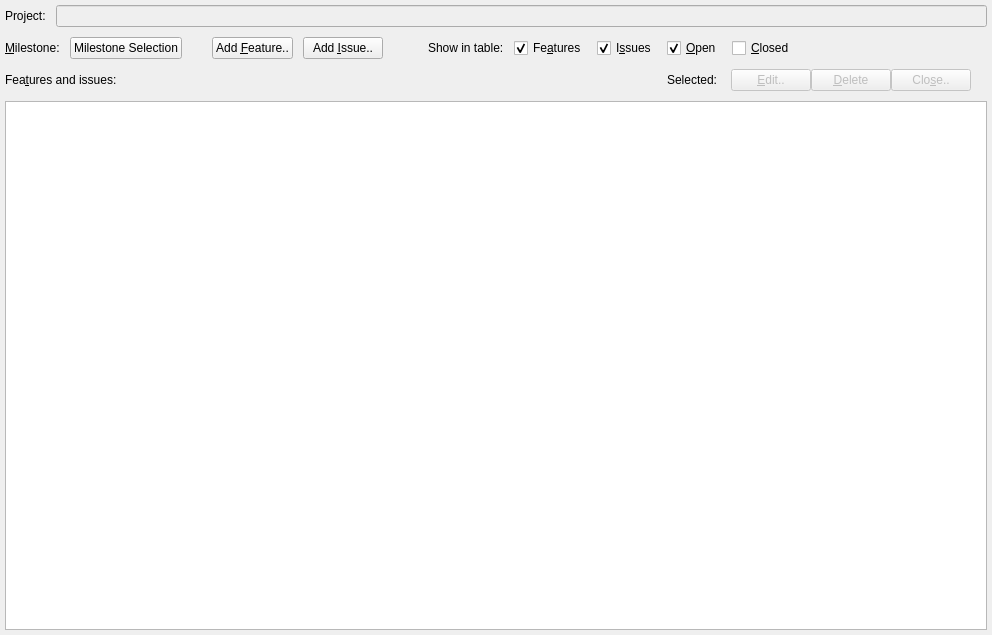
Before: the Qt Designer form forms/roadmap.ui in skriticos/nelia1, drawn with Qt 5.
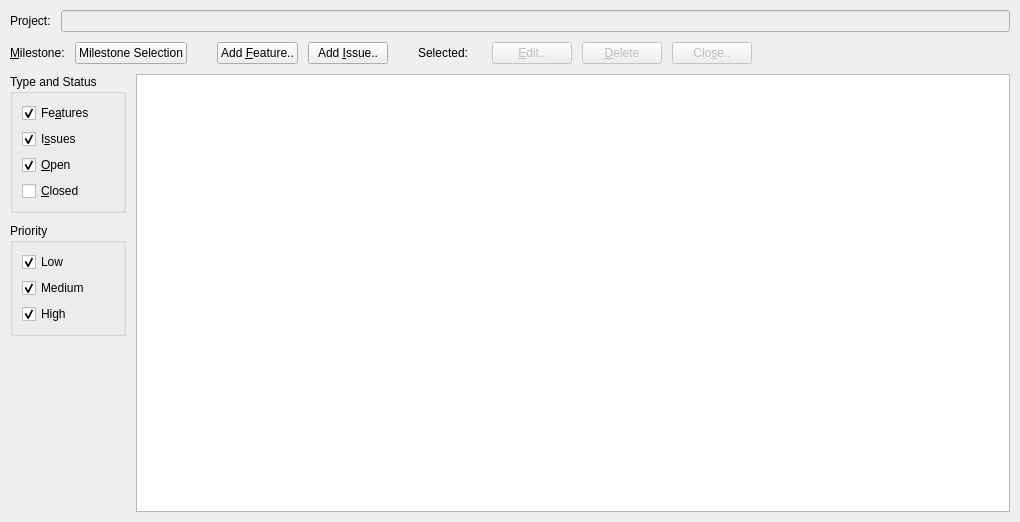
After: the same form once the commit is applied.

Commit message:
improved roadmap widget
- added low, medium, high priority filters
- re-organized widgets

Patch:
```diff
--- a/forms/roadmap.ui
+++ b/forms/roadmap.ui
@@ -6,21 +6,21 @@
    <rect>
     <x>0</x>
     <y>0</y>
-    <width>992</width>
-    <height>635</height>
+    <width>1020</width>
+    <height>522</height>
    </rect>
   </property>
   <property name="windowTitle">
    <string>Roadmap</string>
   </property>
-  <layout class="QGridLayout" name="gridLayout_8">
+  <layout class="QGridLayout" name="gridLayout_2">
    <property name="margin">
-    <number>5</number>
+    <number>10</number>
    </property>
    <property name="spacing">
     <number>10</number>
    </property>
-   <item row="0" column="0">
+   <item row="0" column="0" colspan="2">
     <widget class="QWidget" name="widget" native="true">
      <layout class="QGridLayout" name="gridLayout">
       <property name="margin">
@@ -52,15 +52,48 @@
      </layout>
     </widget>
    </item>
-   <item row="1" column="0">
+   <item row="1" column="0" colspan="2">
     <widget class="QWidget" name="widget_4" native="true">
-     <layout class="QGridLayout" name="gridLayout_2">
+     <layout class="QGridLayout" name="gridLayout_3">
       <property name="margin">
        <number>0</number>
       </property>
       <property name="spacing">
        <number>10</number>
       </property>
+      <item row="0" column="0">
+       <widget class="QLabel" name="label_2">
+        <property name="text">
+         <string>&amp;Milestone:</string>
+        </property>
+        <property name="buddy">
+         <cstring>push_milestone</cstring>
+        </property>
+       </widget>
+      </item>
+      <item row="0" column="1">
+       <widget class="QPushButton" name="push_milestone">
+        <property name="text">
+         <string>Milestone Selection</string>
+        </property>
+       </widget>
+      </item>
+      <item row="0" column="2">
+       <spacer name="horizontalSpacer">
+        <property name="orientation">
+         <enum>Qt::Horizontal</enum>
+        </property>
+        <property name="sizeType">
+         <enum>QSizePolicy::Fixed</enum>
+        </property>
+        <property name="sizeHint" stdset="0">
+         <size>
+          <width>20</width>
+          <height>20</height>
+         </size>
+        </property>
+       </spacer>
+      </item>
       <item row="0" column="3">
        <widget class="QPushButton" name="push_add_feature">
         <property name="text">
@@ -75,8 +108,8 @@
         </property>
        </widget>
       </item>
-      <item row="0" column="2">
-       <spacer name="horizontalSpacer">
+      <item row="0" column="5">
+       <spacer name="horizontalSpacer_2">
         <property name="orientation">
          <enum>Qt::Horizontal</enum>
         </property>
@@ -91,33 +124,75 @@
         </property>
        </spacer>
       </item>
-      <item row="0" column="0">
-       <widget class="QLabel" name="label_2">
-        <property name="text">
-         <string>&amp;Milestone:</string>
-        </property>
-        <property name="buddy">
-         <cstring>push_milestone</cstring>
-        </property>
-       </widget>
-      </item>
-      <item row="0" column="1">
-       <widget class="QPushButton" name="push_milestone">
-        <property name="text">
-         <string>Milestone Selection</string>
-        </property>
-       </widget>
-      </item>
       <item row="0" column="6">
-       <widget class="QWidget" name="widget_5" native="true">
-        <layout class="QGridLayout" name="gridLayout_3">
-         <property name="margin">
-          <number>0</number>
-         </property>
-         <property name="spacing">
-          <number>10</number>
-         </property>
-         <item row="0" column="1">
+       <widget class="QLabel" name="label_4">
+        <property name="text">
+         <string>Selected:    </string>
+        </property>
+       </widget>
+      </item>
+      <item row="0" column="7">
+       <widget class="QPushButton" name="push_edit">
+        <property name="enabled">
+         <bool>false</bool>
+        </property>
+        <property name="text">
+         <string>&amp;Edit..</string>
+        </property>
+       </widget>
+      </item>
+      <item row="0" column="8">
+       <widget class="QPushButton" name="push_delete">
+        <property name="enabled">
+         <bool>false</bool>
+        </property>
+        <property name="text">
+         <string>&amp;Delete</string>
+        </property>
+       </widget>
+      </item>
+      <item row="0" column="9">
+       <widget class="QPushButton" name="push_close">
+        <property name="enabled">
+         <bool>false</bool>
+        </property>
+        <property name="text">
+         <string>Clo&amp;se..</string>
+        </property>
+       </widget>
+      </item>
+      <item row="0" column="10">
+       <spacer name="horizontalSpacer_3">
+        <property name="orientation">
+         <enum>Qt::Horizontal</enum>
+        </property>
+        <property name="sizeHint" stdset="0">
+         <size>
+          <width>105</width>
+          <height>20</height>
+         </size>
+        </property>
+       </spacer>
+      </item>
+     </layout>
+    </widget>
+   </item>
+   <item row="2" column="0">
+    <widget class="QWidget" name="widget_3" native="true">
+     <layout class="QGridLayout" name="gridLayout_7">
+      <property name="margin">
+       <number>0</number>
+      </property>
+      <property name="spacing">
+       <number>10</number>
+      </property>
+      <item row="0" column="0">
+       <widget class="QGroupBox" name="groupBox">
+        <property name="title">
+         <string>Type and Status</string>
+        </property>
+        <layout class="QGridLayout" name="gridLayout_4">
+         <item row="0" column="0">
           <widget class="QCheckBox" name="check_feature">
            <property name="text">
             <string>Fe&amp;atures</string>
@@ -127,7 +202,7 @@
            </property>
           </widget>
          </item>
-         <item row="0" column="2">
+         <item row="1" column="0">
           <widget class="QCheckBox" name="check_issue">
            <property name="text">
             <string>I&amp;ssues</string>
@@ -137,7 +212,7 @@
            </property>
           </widget>
          </item>
-         <item row="0" column="3">
+         <item row="2" column="0">
           <widget class="QCheckBox" name="check_open">
            <property name="text">
             <string>&amp;Open</string>
@@ -147,178 +222,85 @@
            </property>
           </widget>
          </item>
-         <item row="0" column="4">
+         <item row="3" column="0">
           <widget class="QCheckBox" name="check_closed">
            <property name="text">
             <string>&amp;Closed</string>
            </property>
           </widget>
          </item>
-         <item row="0" column="0">
-          <widget class="QLabel" name="label_3">
-           <property name="text">
-            <string>Show in table:</string>
-           </property>
-          </widget>
-         </item>
-         <item row="0" column="5">
-          <spacer name="horizontalSpacer_4">
-           <property name="orientation">
-            <enum>Qt::Horizontal</enum>
-           </property>
-           <property name="sizeHint" stdset="0">
-            <size>
-             <width>40</width>
-             <height>20</height>
-            </size>
-           </property>
-          </spacer>
-         </item>
         </layout>
        </widget>
       </item>
-      <item row="0" column="5">
-       <spacer name="horizontalSpacer_2">
+      <item row="2" column="0">
+       <spacer name="verticalSpacer">
         <property name="orientation">
-         <enum>Qt::Horizontal</enum>
-        </property>
-        <property name="sizeType">
-         <enum>QSizePolicy::Fixed</enum>
+         <enum>Qt::Vertical</enum>
         </property>
         <property name="sizeHint" stdset="0">
          <size>
-          <width>35</width>
-          <height>20</height>
+          <width>20</width>
+          <height>149</height>
          </size>
         </property>
        </spacer>
       </item>
+      <item row="1" column="0">
+       <widget class="QGroupBox" name="groupBox_2">
+        <property name="title">
+         <string>Priority</string>
+        </property>
+        <layout class="QGridLayout" name="gridLayout_5">
+         <item row="0" column="0">
+          <widget class="QCheckBox" name="check_low">
+           <property name="text">
+            <string>Low</string>
+           </property>
+           <property name="checked">
+            <bool>true</bool>
+           </property>
+          </widget>
+         </item>
+         <item row="1" column="0">
+          <widget class="QCheckBox" name="check_medium">
+           <property name="text">
+            <string>Medium</string>
+           </property>
+           <property name="checked">
+            <bool>true</bool>
+           </property>
+          </widget>
+         </item>
+         <item row="2" column="0">
+          <widget class="QCheckBox" name="check_high">
+           <property name="text">
+            <string>High</string>
+           </property>
+           <property name="checked">
+            <bool>true</bool>
+           </property>
+          </widget>
+         </item>
+        </layout>
+       </widget>
+      </item>
      </layout>
     </widget>
    </item>
-   <item row="3" column="0">
-    <widget class="QWidget" name="widget_3" native="true">
-     <layout class="QGridLayout" name="gridLayout_5">
-      <property name="margin">
-       <number>0</number>
-      </property>
-      <property name="spacing">
-       <number>10</number>
-      </property>
-      <item row="0" column="0">
-       <widget class="QWidget" name="widget" native="true">
-        <layout class="QGridLayout" name="gridLayout_6">
-         <property name="horizontalSpacing">
-          <number>0</number>
-         </property>
-         <property name="verticalSpacing">
-          <number>10</number>
-         </property>
-         <property name="margin">
-          <number>0</number>
-         </property>
-         <item row="0" column="3">
-          <widget class="QPushButton" name="push_edit">
-           <property name="enabled">
-            <bool>false</bool>
-           </property>
-           <property name="text">
-            <string>&amp;Edit..</string>
-           </property>
-          </widget>
-         </item>
-         <item row="0" column="1">
-          <spacer name="horizontalSpacer_5">
-           <property name="orientation">
-            <enum>Qt::Horizontal</enum>
-           </property>
-           <property name="sizeType">
-            <enum>QSizePolicy::Fixed</enum>
-           </property>
-           <property name="sizeHint" stdset="0">
-            <size>
-             <width>550</width>
-             <height>20</height>
-            </size>
-           </property>
-          </spacer>
-         </item>
-         <item row="0" column="5">
-          <widget class="QPushButton" name="push_close">
-           <property name="enabled">
-            <bool>false</bool>
-           </property>
-           <property name="text">
-            <string>Clo&amp;se..</string>
-           </property>
-          </widget>
-         </item>
-         <item row="0" column="0">
-          <widget class="QLabel" name="label_14">
-           <property name="minimumSize">
-            <size>
-             <width>0</width>
-             <height>18</height>
-            </size>
-           </property>
-           <property name="text">
-            <string>Fea&amp;tures and issues:</string>
-           </property>
-           <property name="buddy">
-            <cstring>table</cstring>
-           </property>
-          </widget>
-         </item>
-         <item row="0" column="4">
-          <widget class="QPushButton" name="push_delete">
-           <property name="enabled">
-            <bool>false</bool>
-           </property>
-           <property name="text">
-            <string>&amp;Delete</string>
-           </property>
-          </widget>
-         </item>
-         <item row="0" column="2">
-          <widget class="QLabel" name="label_4">
-           <property name="text">
-            <string>Selected:    </string>
-           </property>
-          </widget>
-         </item>
-         <item row="0" column="6">
-          <spacer name="horizontalSpacer_3">
-           <property name="orientation">
-            <enum>Qt::Horizontal</enum>
-           </property>
-           <property name="sizeHint" stdset="0">
-            <size>
-             <width>40</width>
-             <height>20</height>
-            </size>
-           </property>
-          </spacer>
-         </item>
-         <item row="1" column="0" colspan="7">
-          <widget class="QTableView" name="table">
-           <property name="editTriggers">
-            <set>QAbstractItemView::NoEditTriggers</set>
-           </property>
-           <property name="selectionMode">
-            <enum>QAbstractItemView::SingleSelection</enum>
-           </property>
-           <property name="selectionBehavior">
-            <enum>QAbstractItemView::SelectRows</enum>
-           </property>
-           <property name="sortingEnabled">
-            <bool>true</bool>
-           </property>
-          </widget>
-         </item>
-        </layout>
-       </widget>
-      </item>
-     </layout>
+   <item row="2" column="1">
+    <widget class="QTableView" name="table">
+     <property name="editTriggers">
+      <set>QAbstractItemView::NoEditTriggers</set>
+     </property>
+     <property name="selectionMode">
+      <enum>QAbstractItemView::SingleSelection</enum>
+     </property>
+     <property name="selectionBehavior">
+      <enum>QAbstractItemView::SelectRows</enum>
+     </property>
+     <property name="sortingEnabled">
+      <bool>true</bool>
+     </property>
     </widget>
    </item>
   </layout>
```
Left out of the diff: 1 changed line with no effect on the pictures. The commit also changes 1 other file.
